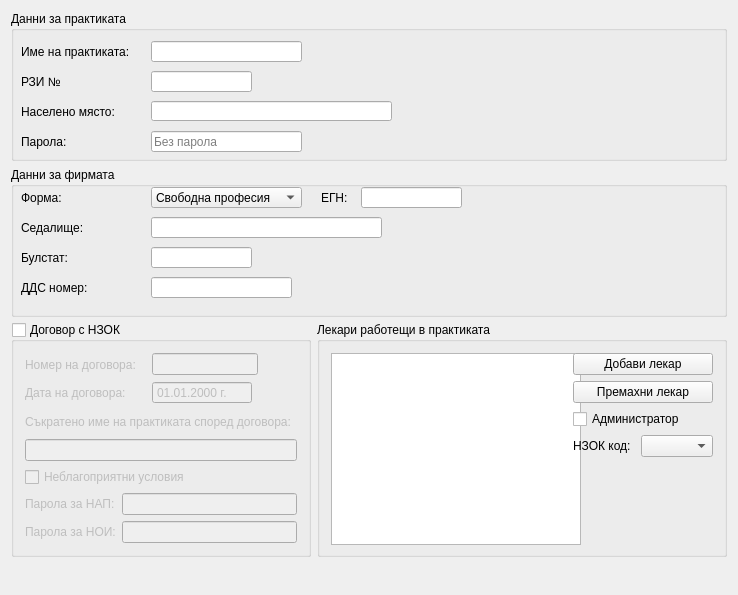
First picture: the form in src/View/Widgets/PracticeSettings.ui, repository thefinalcutbg/DinoDent, before the edit.
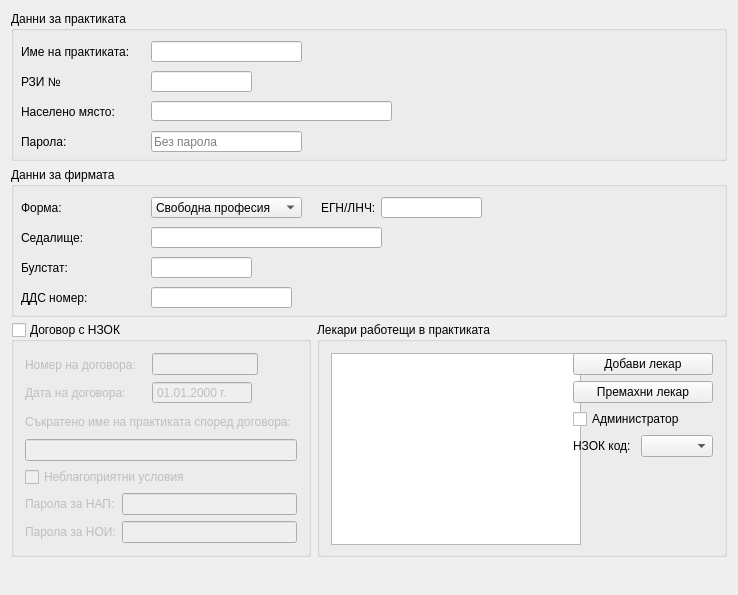
Second picture: the form after the edit. Custom widgets are drawn as their Qt base class.

Commit message: lnch validation added to practice settings

The edit to the form file:
```diff
--- a/src/View/Widgets/PracticeSettings.ui
+++ b/src/View/Widgets/PracticeSettings.ui
@@ -178,7 +178,7 @@
         <property name="geometry">
          <rect>
           <x>140</x>
-          <y>20</y>
+          <y>30</y>
           <width>151</width>
           <height>21</height>
          </rect>
@@ -218,7 +218,7 @@
         <property name="geometry">
          <rect>
           <x>140</x>
-          <y>50</y>
+          <y>60</y>
           <width>231</width>
           <height>21</height>
          </rect>
@@ -237,7 +237,7 @@
         <property name="geometry">
          <rect>
           <x>140</x>
-          <y>110</y>
+          <y>120</y>
           <width>141</width>
           <height>21</height>
          </rect>
@@ -247,7 +247,7 @@
         <property name="geometry">
          <rect>
           <x>140</x>
-          <y>80</y>
+          <y>90</y>
           <width>101</width>
           <height>21</height>
          </rect>
@@ -260,7 +260,7 @@
         <property name="geometry">
          <rect>
           <x>10</x>
-          <y>20</y>
+          <y>30</y>
           <width>91</width>
           <height>21</height>
          </rect>
@@ -273,7 +273,7 @@
         <property name="geometry">
          <rect>
           <x>10</x>
-          <y>50</y>
+          <y>60</y>
           <width>81</width>
           <height>21</height>
          </rect>
@@ -286,7 +286,7 @@
         <property name="geometry">
          <rect>
           <x>10</x>
-          <y>110</y>
+          <y>120</y>
           <width>81</width>
           <height>21</height>
          </rect>
@@ -299,7 +299,7 @@
         <property name="geometry">
          <rect>
           <x>10</x>
-          <y>80</y>
+          <y>90</y>
           <width>49</width>
           <height>21</height>
          </rect>
@@ -312,20 +312,20 @@
         <property name="geometry">
          <rect>
           <x>310</x>
-          <y>20</y>
-          <width>41</width>
+          <y>30</y>
+          <width>61</width>
           <height>21</height>
          </rect>
         </property>
         <property name="text">
-         <string>ЕГН:</string>
+         <string>ЕГН/ЛНЧ:</string>
         </property>
        </widget>
        <widget class="LineEdit" name="selfInsuredId">
         <property name="geometry">
          <rect>
-          <x>350</x>
-          <y>20</y>
+          <x>370</x>
+          <y>30</y>
           <width>101</width>
           <height>21</height>
          </rect>
```
The commit also changes 3 other files.
